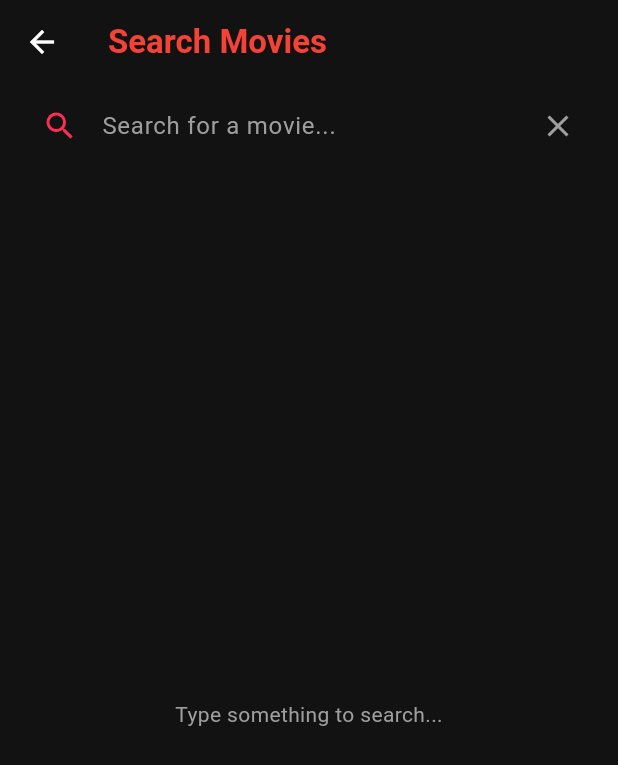
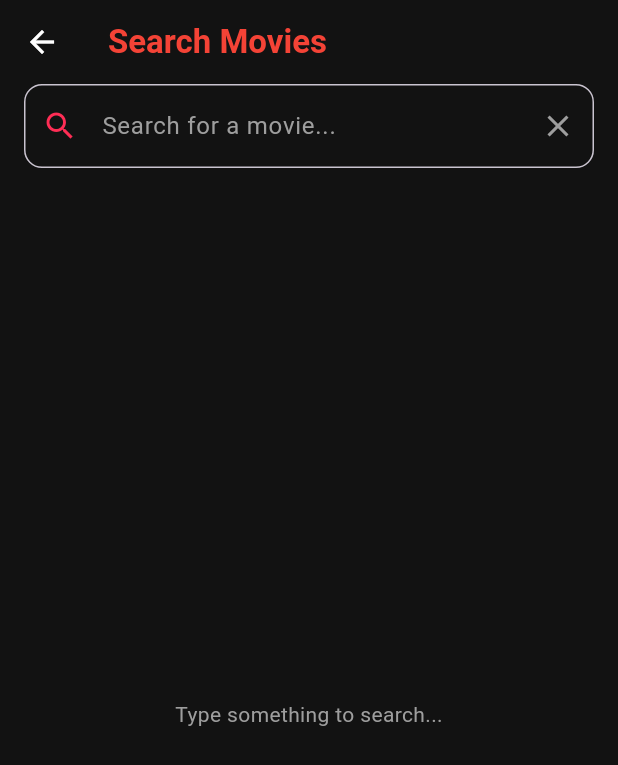
Before and after one commit to tokayasser14/Movies_Hub_App-Firebase-fixed, a Flutter app: the SearchScreen screen opened directly, on a phone screen of 412 x 824 dp. Shown: the top 765 px of the screen. Run offline on Flutter 3.47's test engine with Material 3 defaults, Android fonts, the phone set to English and light mode, and no system bars; our stand-ins replace cloud_firestore, dio, firebase_auth, firebase_core, flutter_bloc, shared_preferences; accounts and stored records are empty; network calls fail.

Commit message:
modify home,search screen

```diff
--- a/lib/cubits/details/movie_details_cubit.dart
+++ b/lib/cubits/details/movie_details_cubit.dart
@@ -1,6 +1,5 @@
 import 'package:flutter_bloc/flutter_bloc.dart';
 import 'movie_details_state.dart';
-import '../../models/movie.dart';
 import '../../models/movie_model.dart';
 
 class MovieCubit extends Cubit<MovieState> {
--- a/lib/cubits/home/home_state.dart
+++ b/lib/cubits/home/home_state.dart
@@ -7,8 +7,8 @@ class HomeInitial extends HomeState {}
 class HomeLoading extends HomeState {}
 
 class HomeLoaded extends HomeState {
-  final List popularMovies;
-  final List topRatedMovies;
+ final List<Movie> popularMovies;
+  final List<Movie> topRatedMovies;
 
   HomeLoaded({required this.popularMovies, required this.topRatedMovies});
 }
--- a/lib/cubits/search/search_cubit.dart
+++ b/lib/cubits/search/search_cubit.dart
@@ -1,7 +1,7 @@
 import 'package:flutter_bloc/flutter_bloc.dart';
-import 'search_stare.dart';
-import '../../models/movie.dart';
-import '../../models/movie_model.dart';
+import 'search_state.dart';
+import 'package:movies_hub_app/models/movie.dart';
+import 'package:movies_hub_app/models/movie_model.dart';
 
 class SearchCubit extends Cubit<SearchState> {
   final Service _service = Service();
--- a/lib/cubits/search/search_stare.dart
+++ b/lib/cubits/search/search_state.dart
@@ -1,4 +1,4 @@
-import '../../models/movie.dart';
+import 'package:movies_hub_app/models/movie.dart';
 
 abstract class SearchState {}
 
--- a/lib/cubits/theme_cubit.dart
+++ b/lib/cubits/theme_cubit.dart
@@ -3,23 +3,23 @@ import 'package:flutter_bloc/flutter_bloc.dart';
 import 'package:shared_preferences/shared_preferences.dart';
 
 class ThemeCubit extends Cubit<ThemeMode> {
-  static const String _themeKey = 'is_dark_mode';
+  static const String _themeKey = 'is_dark_mode';//shared preference key
 
   ThemeCubit() : super(ThemeMode.dark) {
-    _loadThemeFromPrefs();
+    _loadThemeFromPrefs(); //عشان اعرف المستخدم كان مختار ايه اخر مره
     }
 
   Future<void> toggleTheme() async {
     final newMode = state == ThemeMode.dark ? ThemeMode.light : ThemeMode.dark;
     emit(newMode);
 
-    final prefs = await SharedPreferences.getInstance();
+    final prefs = await SharedPreferences.getInstance();//تخزين اخر وضع
     await prefs.setBool(_themeKey, newMode == ThemeMode.dark);
   }
 
-  Future<void> _loadThemeFromPrefs() async {
+  Future<void> _loadThemeFromPrefs() async {//اقرا الثيم المحفوظ
     final prefs = await SharedPreferences.getInstance();
-    final isDark = prefs.getBool(_themeKey) ?? true;
+    final isDark = prefs.getBool(_themeKey) ?? true; //لو التطبيق لسا فاتح ومفيش حاجه محفوظه بيعمل ال default الي هو ال dark mode
     emit(isDark ? ThemeMode.dark : ThemeMode.light);
   }
 }
--- a/lib/screens/movie_details_screen.dart
+++ b/lib/screens/movie_details_screen.dart
@@ -189,7 +189,7 @@ class _MovieDetailsScreenState extends State<MovieDetailsScreen> {
                     },
                   ),
                   const SizedBox(height: 30),
-                    BlocBuilder<ProfileCubit, ProfileState>(
+                  BlocBuilder<ProfileCubit, ProfileState>(
                     builder: (context, state) {
                       final cubit = context.read<ProfileCubit>();
                       final isFav = cubit.isFavorite(widget.movie);
--- a/lib/screens/search_screen.dart
+++ b/lib/screens/search_screen.dart
@@ -1,8 +1,8 @@
 import 'package:flutter/material.dart';
 import 'package:flutter_bloc/flutter_bloc.dart';
-import '../cubits/search/search_cubit.dart';
-import '../cubits/search/search_stare.dart';
-import '../widgets/movie_card.dart';
+import 'package:movies_hub_app/cubits/search/search_cubit.dart';
+import 'package:movies_hub_app/cubits/search/search_state.dart';
+import 'package:movies_hub_app/widgets/movie_card.dart';
 import 'movie_details_screen.dart';
 
 class SearchScreen extends StatefulWidget {
@@ -13,13 +13,8 @@ class SearchScreen extends StatefulWidget {
 }
 
 class _SearchScreenState extends State<SearchScreen> {
-  final TextEditingController _searchController = TextEditingController();
+  final TextEditingController _searchController = TextEditingController();//متغير بيراقب الي بتكتب في  البحث
 
-  @override
-  void dispose() {
-    _searchController.dispose();
-    super.dispose();
-  }
 
   @override
   Widget build(BuildContext context) {
@@ -27,7 +22,6 @@ class _SearchScreenState extends State<SearchScreen> {
       backgroundColor: Theme.of(context).scaffoldBackgroundColor,
       appBar: AppBar(
         backgroundColor: Theme.of(context).scaffoldBackgroundColor,
-        elevation: 0,
         title: const Text(
           'Search Movies',
           style: TextStyle(
@@ -48,7 +42,7 @@ class _SearchScreenState extends State<SearchScreen> {
                     ? Colors.black
                     : Colors.white,
               ),
-              onChanged: (query) {
+              onChanged: (query) {//ده الي بيخلي البحث يشتغل مع كل حرف بتكتب او يتمسح
                 context.read<SearchCubit>().searchMovies(query);
               },
               decoration: InputDecoration(
@@ -58,21 +52,20 @@ class _SearchScreenState extends State<SearchScreen> {
                       ? Colors.grey[600]
                       : Colors.grey[500],
                 ),
-                prefixIcon: const Icon(Icons.search, color: Color(0xFFFF2D55)),
-                suffixIcon: IconButton(
+                prefixIcon: const Icon(Icons.search, color: Color(0xFFFF2D55)),//العدسه
+                suffixIcon: IconButton(//ال x
                   icon: const Icon(Icons.clear, color: Colors.grey),
                   onPressed: () {
                     _searchController.clear();
                     context.read<SearchCubit>().clearSearch();
                   },
                 ),
-                filled: true,
+                filled: true,//نملا الخلفيه
                 fillColor: Theme.of(context).brightness == Brightness.light
                     ? Colors.grey[200]
                     : const Color(0xFF121212),
                 border: OutlineInputBorder(
                   borderRadius: BorderRadius.circular(12),
-                  borderSide: BorderSide.none,
                 ),
               ),
             ),
@@ -133,7 +126,6 @@ class _SearchScreenState extends State<SearchScreen> {
                       },
                     );
                   }
-
                   return Center(
                     child: Text(
                       'Type something to search...',
--- a/lib/screens/watchlist_screen.dart
+++ b/lib/screens/watchlist_screen.dart
@@ -1,7 +1,7 @@
 import 'package:flutter/material.dart';
 import 'package:flutter_bloc/flutter_bloc.dart';
-import '../cubits/watchlist/watchlist_cubit.dart';
-import '../cubits/watchlist/watchlist_state.dart';
+import 'package:movies_hub_app/cubits/watchlist/watchlist_cubit.dart';
+import 'package:movies_hub_app/cubits/watchlist/watchlist_state.dart';
 
 class WatchlistScreen extends StatelessWidget {
   const WatchlistScreen({super.key});
@@ -69,7 +69,7 @@ class WatchlistScreen extends StatelessWidget {
                   ),
                 ),
                 subtitle: Text(
-                  '★ ${movie.rating}',
+                  '★ ${movie.rating.toStringAsFixed(1)}',
                   style: const TextStyle(color: Colors.amber),
                 ),
                 trailing: IconButton(
```
Also changed, not shown: lib/cubits/home/home_cubit.dart (+4 -15 lines), lib/screens/home_screen.dart (+10 -56 lines), lib/screens/main_layout_screen.dart (+4 -10 lines), lib/widgets/movie_card.dart (+11 -10 lines).
